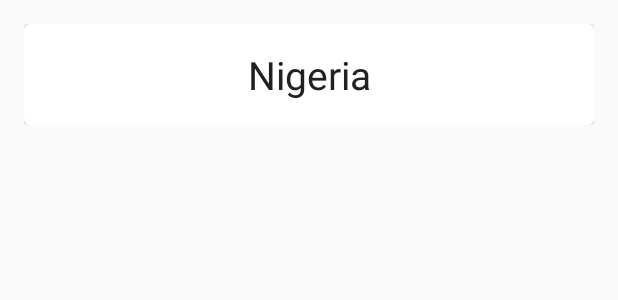
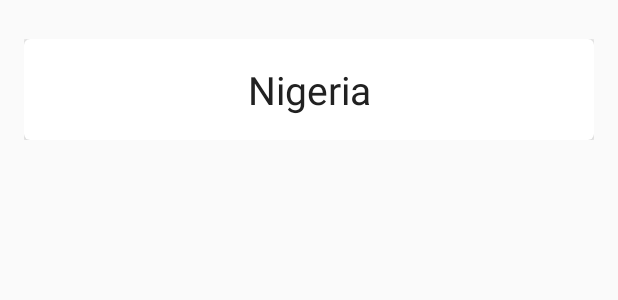
Before and after one commit to fadelakin/days-before, an Android app: the layout day_item.xml on its own in the app's theme, with its tools: preview values and no code run, on a phone screen of 412 x 824 dp. Shown: the top 300 px of the screen. Run offline under Robolectric (Android 15) with nearby library versions, the phone set to English and light mode, and no system bars.

Commit message:
visual tings

```diff
--- a/app/src/main/res/layout/day_item.xml
+++ b/app/src/main/res/layout/day_item.xml
@@ -4,7 +4,8 @@
               android:orientation="vertical"
               android:layout_width="match_parent"
               android:layout_height="wrap_content"
-              android:padding="16dp">
+              android:padding="16dp"
+    android:layout_marginTop="10dp">
 
     <android.support.v7.widget.CardView
         xmlns:card_view="http://schemas.android.com/apk/res-auto"
@@ -13,7 +14,7 @@
         android:layout_width="match_parent"
         android:layout_height="wrap_content"
         card_view:cardCornerRadius="4dp"
-        >
+        card_view:cardElevation="5dp">
 
         <TextView android:layout_width="match_parent"
                   android:layout_height="wrap_content"
```
